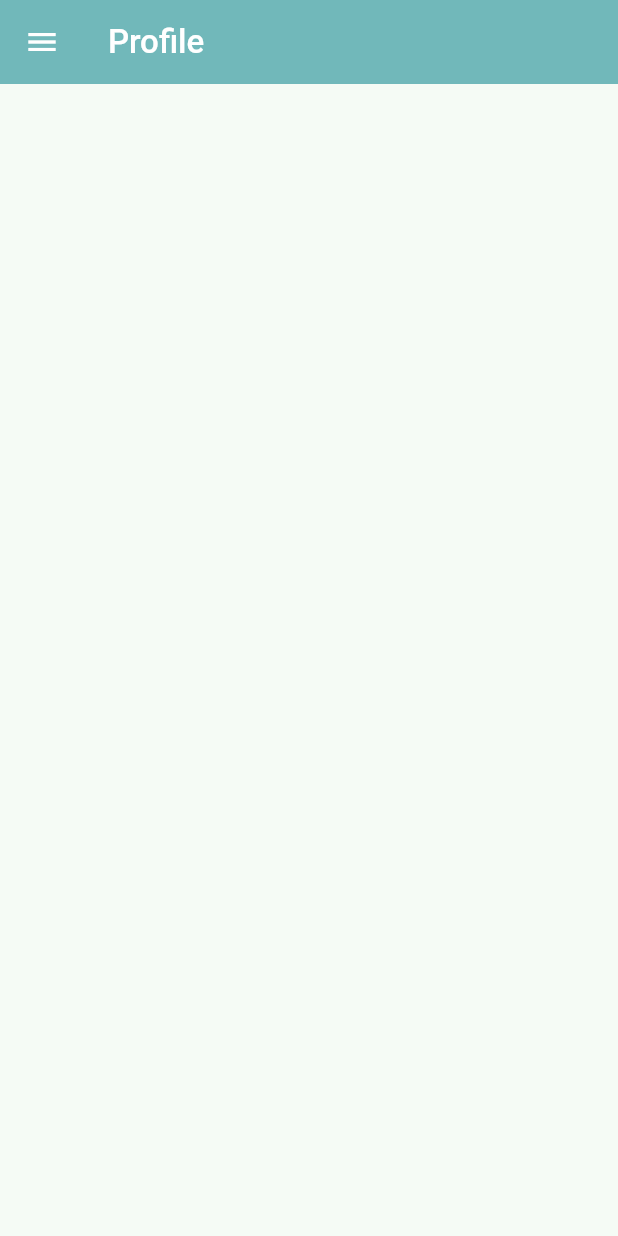
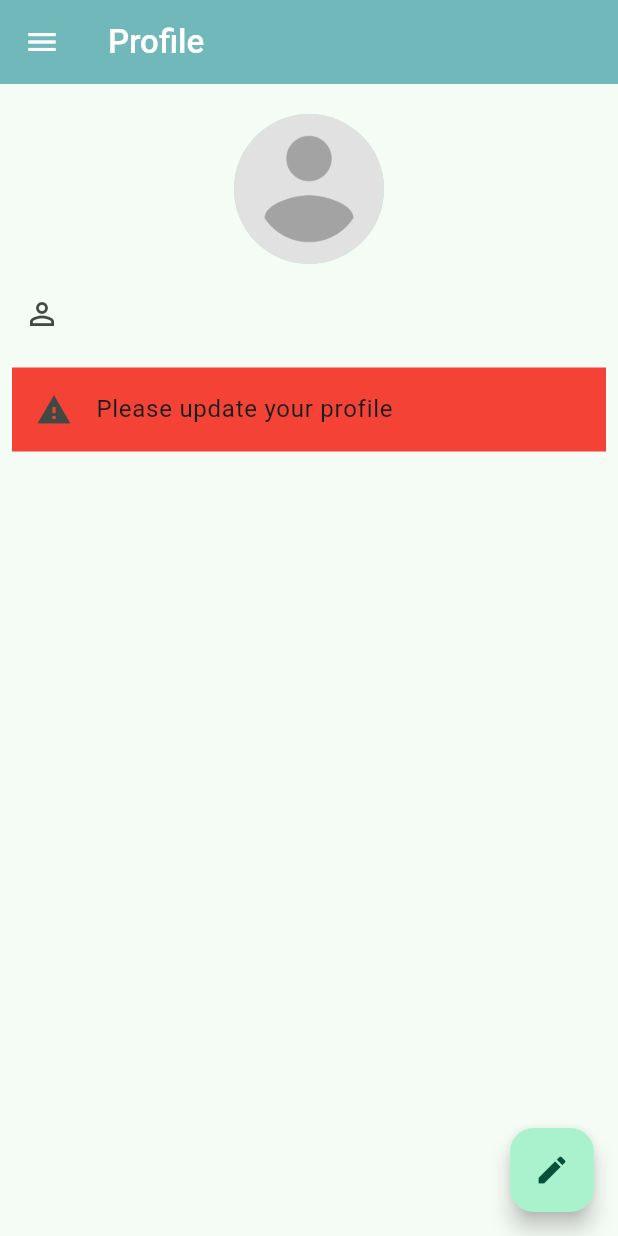
Before and after one commit to Omkar-t06/My_MCMS_App, a Flutter app: the ClientProfileView screen opened directly, on a phone screen of 412 x 824 dp. Run offline on Flutter 3.47's test engine with Material 3 defaults, Android fonts, the phone set to English and light mode, and no system bars; our stand-ins replace cached_network_image, cloud_firestore, firebase_auth, firebase_core, flutter_dotenv, geolocator and 1 more; accounts and stored records are empty.

Commit message:
User Profile view Updation

```diff
--- a/lib/views/client_views/client_profile_view.dart
+++ b/lib/views/client_views/client_profile_view.dart
@@ -1,17 +1,105 @@
 import 'package:flutter/material.dart';
+import 'package:my_mcms/service/auth/auth_service.dart';
+import 'package:my_mcms/service/cloud/Models/user_model.dart';
+import 'package:my_mcms/service/cloud/firebase_cloud_storage.dart';
 import 'package:my_mcms/utils/widgets/custom_appbar.dart';
 import 'package:my_mcms/utils/widgets/custom_drawer.dart';
+import 'package:my_mcms/utils/widgets/vertical_space.dart';
 
-class ClientProfileView extends StatelessWidget {
+class ClientProfileView extends StatefulWidget {
   const ClientProfileView({super.key});
 
   @override
+  State<ClientProfileView> createState() => _ClientProfileViewState();
+}
+
+class _ClientProfileViewState extends State<ClientProfileView> {
+  late final FirebaseCloudStorage _userService;
+  final _user = AuthService.firebase().currentUser;
+
+  @override
+  void initState() {
+    _userService = FirebaseCloudStorage();
+    super.initState();
+  }
+
+  Future<UserModel> _fetchUserDetails() async {
+    if (_user != null) {
+      return await _userService.getUser(uid: _user.uid);
+    } else {
+      throw Exception("User not logged in");
+    }
+  }
+
+  @override
   Widget build(BuildContext context) {
-    return Scaffold(
-      appBar: customAppBar(
-        titleText: 'Profile',
-      ),
-      drawer: const CustomDrawer(),
+    return FutureBuilder(
+      future: _fetchUserDetails(),
+      builder: (context, snapshot) {
+        return Scaffold(
+            appBar: customAppBar(
+              titleText: 'Profile',
+            ),
+            drawer: const CustomDrawer(),
+            body: Column(
+              mainAxisAlignment: MainAxisAlignment.start,
+              children: <Widget>[
+                if (snapshot.connectionState == ConnectionState.waiting)
+                  const CircularProgressIndicator()
+                else if (snapshot.hasError)
+                  Text('Error: ${snapshot.error}')
+                else if (snapshot.hasData)
+                  Column(
+                    mainAxisAlignment: MainAxisAlignment.start,
+                    children: [
+                      verticalSpace(20),
+                      CircleAvatar(
+                        radius: 50,
+                        backgroundImage: snapshot.data!.avatarUrl == null ||
+                                snapshot.data!.avatarUrl == ''
+                            ? const AssetImage(
+                                'assets/images/profile_avatar_placeholder.png',
+                              )
+                            : NetworkImage(snapshot.data!.avatarUrl ?? ''),
+                      ),
+                      verticalSpace(5),
+                      ListTile(
+                        leading: const Icon(Icons.person_outline),
+                        title: Text(snapshot.data!.displayName),
+                      ),
+                      if (snapshot.data!.email != '')
+                        ListTile(
+                          leading: const Icon(Icons.mail_outline),
+                          title: Text(snapshot.data!.email ?? ""),
+                        ),
+                      if (snapshot.data!.phoneNumber != '')
+                        ListTile(
+                          leading: const Icon(Icons.call),
+                          title: Text(snapshot.data!.phoneNumber ?? ''),
+                        ),
+                      if (snapshot.data!.address != '')
+                        ListTile(
+                          leading: const Icon(Icons.location_on_outlined),
+                          title: Text(snapshot.data!.phoneNumber ?? ''),
+                        ),
+                      if (snapshot.data!.address == '')
+                        const Padding(
+                          padding: EdgeInsets.all(8.0),
+                          child: ListTile(
+                            tileColor: Colors.red,
+                            leading: Icon(Icons.warning),
+                            title: Text('Please update your profile'),
+                          ),
+                        )
+                    ],
+                  ),
+              ],
+            ),
+            floatingActionButton: FloatingActionButton(
+              onPressed: () {},
+              child: const Icon(Icons.edit),
+            ));
+      },
     );
   }
 }
```
